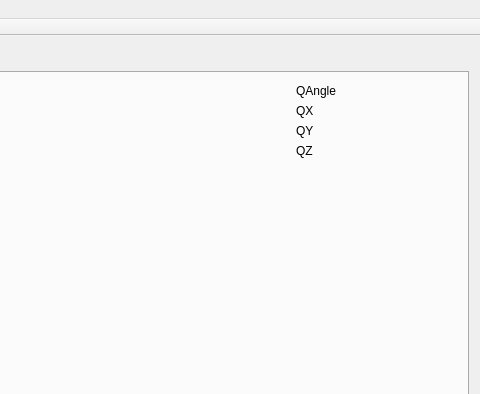
Before: the Qt Designer form src/extern/qttest/mainwindow.ui in wenndemann/blabot, drawn with Qt 5; both pictures show x 320 to 800 and y 0 to 394 of the 800 by 600 pixel window.
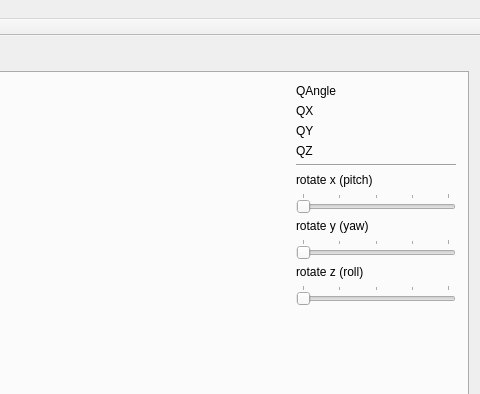
After: the same form once the commit is applied. The open tabs and pages were chosen to show the change. Custom widgets are drawn as their Qt base class.

Diff of the .ui file:
```diff
--- a/src/extern/qttest/mainwindow.ui
+++ b/src/extern/qttest/mainwindow.ui
@@ -683,6 +683,100 @@
             </property>
            </widget>
           </item>
+          <item>
+           <widget class="Line" name="line">
+            <property name="orientation">
+             <enum>Qt::Horizontal</enum>
+            </property>
+           </widget>
+          </item>
+          <item>
+           <widget class="QLabel" name="label_6">
+            <property name="text">
+             <string>rotate x (pitch)</string>
+            </property>
+           </widget>
+          </item>
+          <item>
+           <widget class="QSlider" name="horizontalSliderX">
+            <property name="sizePolicy">
+             <sizepolicy hsizetype="Preferred" vsizetype="Fixed">
+              <horstretch>0</horstretch>
+              <verstretch>0</verstretch>
+             </sizepolicy>
+            </property>
+            <property name="maximum">
+             <number>360</number>
+            </property>
+            <property name="orientation">
+             <enum>Qt::Horizontal</enum>
+            </property>
+            <property name="tickPosition">
+             <enum>QSlider::TicksAbove</enum>
+            </property>
+            <property name="tickInterval">
+             <number>90</number>
+            </property>
+           </widget>
+          </item>
+          <item>
+           <widget class="QLabel" name="label_7">
+            <property name="text">
+             <string>rotate y (yaw)</string>
+            </property>
+           </widget>
+          </item>
+          <item>
+           <widget class="QSlider" name="horizontalSliderY">
+            <property name="sizePolicy">
+             <sizepolicy hsizetype="Preferred" vsizetype="Fixed">
+              <horstretch>0</horstretch>
+              <verstretch>0</verstretch>
+             </sizepolicy>
+            </property>
+            <property name="maximum">
+             <number>360</number>
+            </property>
+            <property name="orientation">
+             <enum>Qt::Horizontal</enum>
+            </property>
+            <property name="tickPosition">
+             <enum>QSlider::TicksAbove</enum>
+            </property>
+            <property name="tickInterval">
+             <number>90</number>
+            </property>
+           </widget>
+          </item>
+          <item>
+           <widget class="QLabel" name="label_8">
+            <property name="text">
+             <string>rotate z (roll)</string>
+            </property>
+           </widget>
+          </item>
+          <item>
+           <widget class="QSlider" name="horizontalSliderZ">
+            <property name="sizePolicy">
+             <sizepolicy hsizetype="Preferred" vsizetype="Fixed">
+              <horstretch>0</horstretch>
+              <verstretch>0</verstretch>
+             </sizepolicy>
+            </property>
+            <property name="maximum">
+             <number>360</number>
+            </property>
+            <property name="orientation">
+             <enum>Qt::Horizontal</enum>
+            </property>
+            <property name="tickPosition">
+             <enum>QSlider::TicksAbove</enum>
+            </property>
+            <property name="tickInterval">
+             <number>90</number>
+            </property>
+           </widget>
+          </item>
           <item>
            <spacer name="verticalSpacer_2">
             <property name="orientation">
```
Left out of the diff: 2 changed lines with no effect on the pictures.
